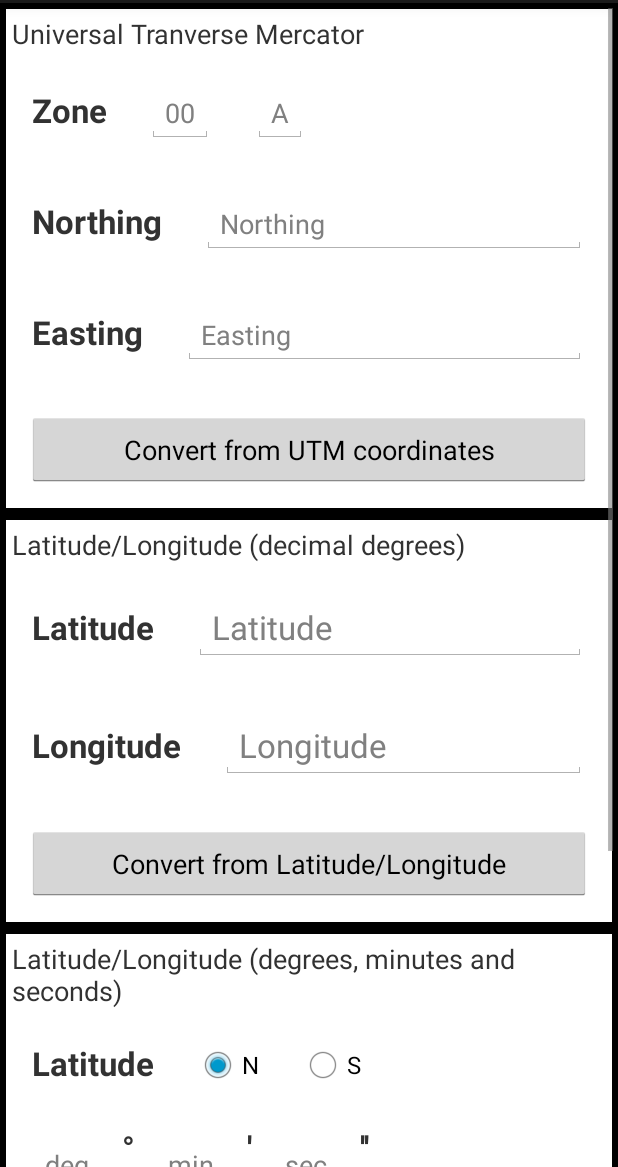
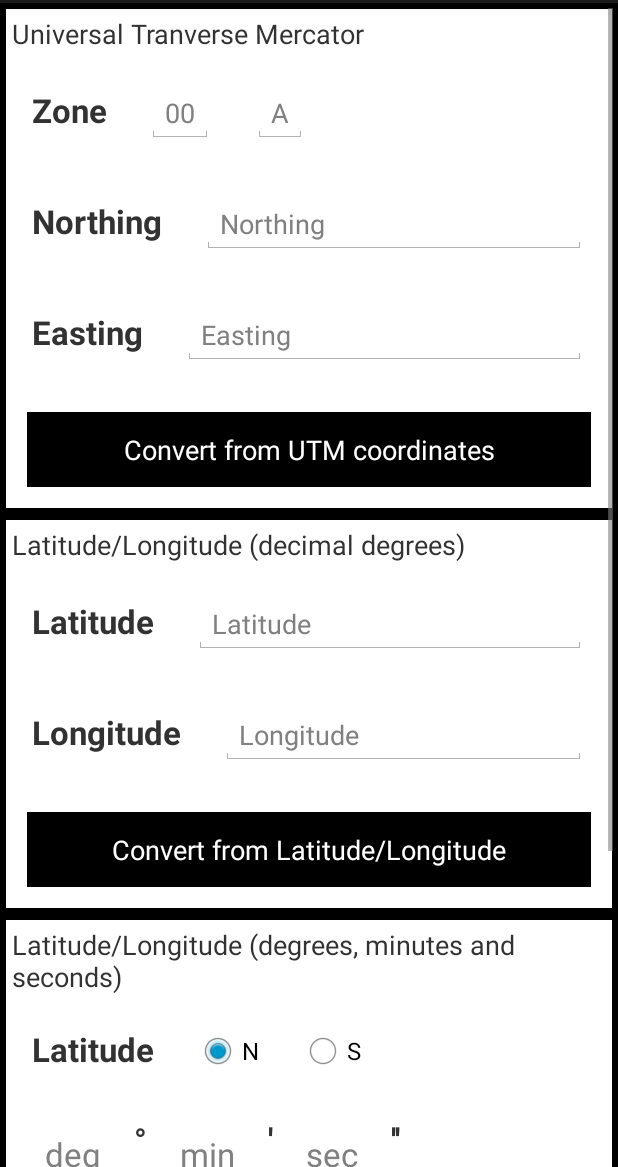
Before and after one commit to elidioxg/geoconv, an Android app: the layout conversion_fragment.xml on its own in the app's theme, with its tools: preview values and no code run, on a phone screen of 412 x 824 dp, the part 69-1236 px from its top. Run offline under Robolectric (Android 15) with nearby library versions, the phone set to English and light mode, and no system bars.

Commit message:
Main changes

```diff
--- a/app/src/main/java/geocodigos/geoconv/MarcarPontos.java
+++ b/app/src/main/java/geocodigos/geoconv/MarcarPontos.java
@@ -3,26 +3,20 @@ package geocodigos.geoconv;
 import android.app.AlertDialog;
 import android.support.v4.app.Fragment;
 import android.content.Context;
-import android.content.DialogInterface;
 import android.location.Location;
 import android.location.LocationListener;
 import android.location.LocationManager;
 import android.os.Bundle;
-import android.view.KeyEvent;
 import android.view.LayoutInflater;
 import android.view.View;
 import android.view.ViewGroup;
-import android.view.inputmethod.InputMethodManager;
-import android.widget.EditText;
 import android.widget.ImageButton;
 import android.widget.TextView;
 import android.widget.Toast;
 import com.google.android.gms.ads.AdRequest;
 import com.google.android.gms.ads.AdView;
-import java.util.ArrayList;
 import geocodigos.geoconv.Conversion.CoordinateConversion;
 import geocodigos.geoconv.Conversion.DMSConversion;
-import geocodigos.geoconv.Database.DatabaseHelper;
 import geocodigos.geoconv.Dialogs.DialogAddPoint;
 import geocodigos.geoconv.Utils.CoordinatesArray;
 import geocodigos.geoconv.implementation.getDate;
--- a/app/src/main/java/geocodigos/geoconv/VerPontos.java
+++ b/app/src/main/java/geocodigos/geoconv/VerPontos.java
@@ -277,6 +277,7 @@ public class VerPontos extends Fragment {
                     @Override
                     public void onClick(View v) {
                         DatabaseHelper databaseHelper = new DatabaseHelper(getActivity());
+                        Log.i("Position:", "Item clicked: " + String.valueOf(position));
                         databaseHelper.changeOrderUp(position);
                         refreshPoints();
                         listView.setAdapter(new ListAdapter(getActivity()));
@@ -291,6 +292,7 @@ public class VerPontos extends Fragment {
                     public void onClick(View v) {
                         DatabaseHelper databaseHelper = new DatabaseHelper(getActivity());
                         databaseHelper.changeOrderDown(position);
+                        Log.i("Position:", "Item clicked: " + String.valueOf(position));
                         refreshPoints();
                         listView.setAdapter(new ListAdapter(getActivity()));
                         synchronized (listView) {
--- a/app/src/main/res/layout/conversion_fragment.xml
+++ b/app/src/main/res/layout/conversion_fragment.xml
@@ -127,6 +127,8 @@
                     android:layout_height="@dimen/buttons"
                     android:layout_margin="@dimen/margem_grande"
                     android:text="@string/convert_utm"
+                    android:textColor="@color/branco"
+                    android:background="@color/preto"
                     />
 
             </LinearLayout>
@@ -169,7 +171,7 @@
                         android:hint="@string/latitude"
                         android:inputType="numberDecimal|numberSigned"
                         android:singleLine="true"
-                        android:textSize="@dimen/fonteGrande"
+                        android:textSize="@dimen/fonteNormal"
                         />
 
                 </LinearLayout>
@@ -197,7 +199,7 @@
                         android:hint="@string/longitude"
                         android:inputType="numberDecimal|numberSigned"
                         android:singleLine="true"
-                        android:textSize="@dimen/fonteGrande"
+                        android:textSize="@dimen/fonteNormal"
                         />
 
                 </LinearLayout>
@@ -208,6 +210,8 @@
                     android:layout_height="@dimen/buttons"
                     android:layout_margin="@dimen/margem_grande"
                     android:text="@string/convert_latlon"
+                    android:textColor="@color/branco"
+                    android:background="@color/preto"
                     />
 
             </LinearLayout>
@@ -281,6 +285,7 @@
                         android:inputType="number"
                         android:singleLine="true"
                         android:maxLength="2"
+                        android:textSize="@dimen/fonteGrande"
                         />
 
                     <TextView
@@ -299,6 +304,7 @@
                         android:inputType="number"
                         android:singleLine="true"
                         android:maxLength="2"
+                        android:textSize="@dimen/fonteGrande"
                         />
 
                     <TextView
@@ -317,6 +323,7 @@
                         android:inputType="number"
                         android:singleLine="true"
                         android:maxLength="2"
+                        android:textSize="@dimen/fonteGrande"
                         />
 
                     <TextView
@@ -392,6 +399,7 @@
                         android:inputType="number"
                         android:singleLine="true"
                         android:maxLength="3"
+                        android:textSize="@dimen/fonteGrande"
                         />
 
                     <TextView
@@ -410,6 +418,7 @@
                         android:inputType="number"
                         android:singleLine="true"
                         android:maxLength="2"
+                        android:textSize="@dimen/fonteGrande"
                         />
 
                     <TextView
@@ -428,6 +437,7 @@
                         android:inputType="number"
                         android:singleLine="true"
                         android:maxLength="2"
+                        android:textSize="@dimen/fonteGrande"
                         />
 
                     <TextView
@@ -447,6 +457,8 @@
                     android:layout_height="@dimen/buttons"
                     android:layout_margin="@dimen/margem_grande"
                     android:text="@string/convert_gms"
+                    android:textColor="@color/branco"
+                    android:background="@color/preto"
                     />
 
             </LinearLayout>
--- a/app/src/main/res/layout/fragment_gps.xml
+++ b/app/src/main/res/layout/fragment_gps.xml
@@ -39,7 +39,7 @@
                     android:layout_margin="@dimen/margem_grande"
                     android:text=""
                     android:textSize="@dimen/fonteGrande"
-                    android:textStyle="bold"
+                    android:textStyle="italic"
                     android:textColor="@color/yellow"
                     android:gravity="center_horizontal"/>
 
--- a/app/src/main/res/layout/map_layout.xml
+++ b/app/src/main/res/layout/map_layout.xml
@@ -36,7 +36,7 @@
                 android:checked="true"
                 android:text="@string/pontos"
                 android:textColor="@color/preto"
-                android:textSize="@dimen/fonteNormal" />
+                android:textSize="@dimen/fontePequena" />
 
             <RadioButton
                 android:id="@+id/rb_linha"
@@ -45,7 +45,7 @@
                 android:layout_margin="@dimen/margem"
                 android:text="@string/linha"
                 android:textColor="@color/preto"
-                android:textSize="@dimen/fonteNormal" />
+                android:textSize="@dimen/fontePequena" />
 
             <RadioButton
                 android:id="@+id/rb_poligono"
@@ -54,7 +54,7 @@
                 android:layout_margin="@dimen/margem"
                 android:text="@string/poligono"
                 android:textColor="@color/preto"
-                android:textSize="@dimen/fonteNormal" />
+                android:textSize="@dimen/fontePequena" />
 
             <ImageButton
                 android:id="@+id/ib_pontos"
```
Also changed, not shown: app/src/main/java/geocodigos/geoconv/Database/DatabaseHelper.java (+73 -60 lines), app/src/main/java/geocodigos/geoconv/Dialogs/DialogAddPoint.java (+8 -0 lines).
